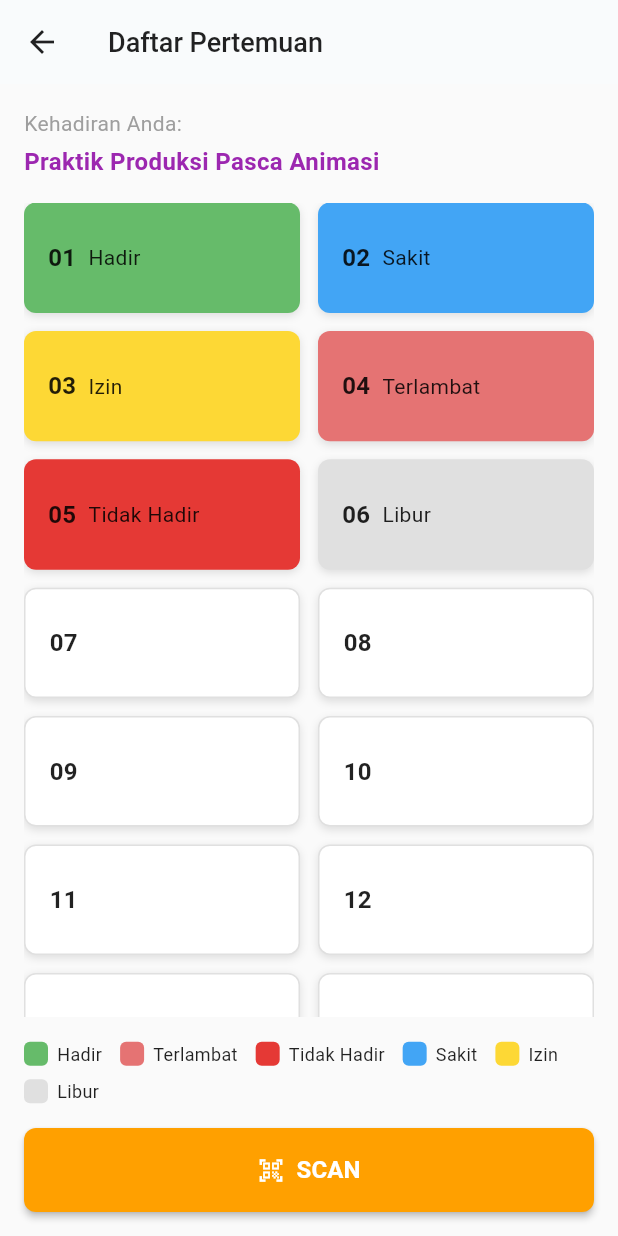
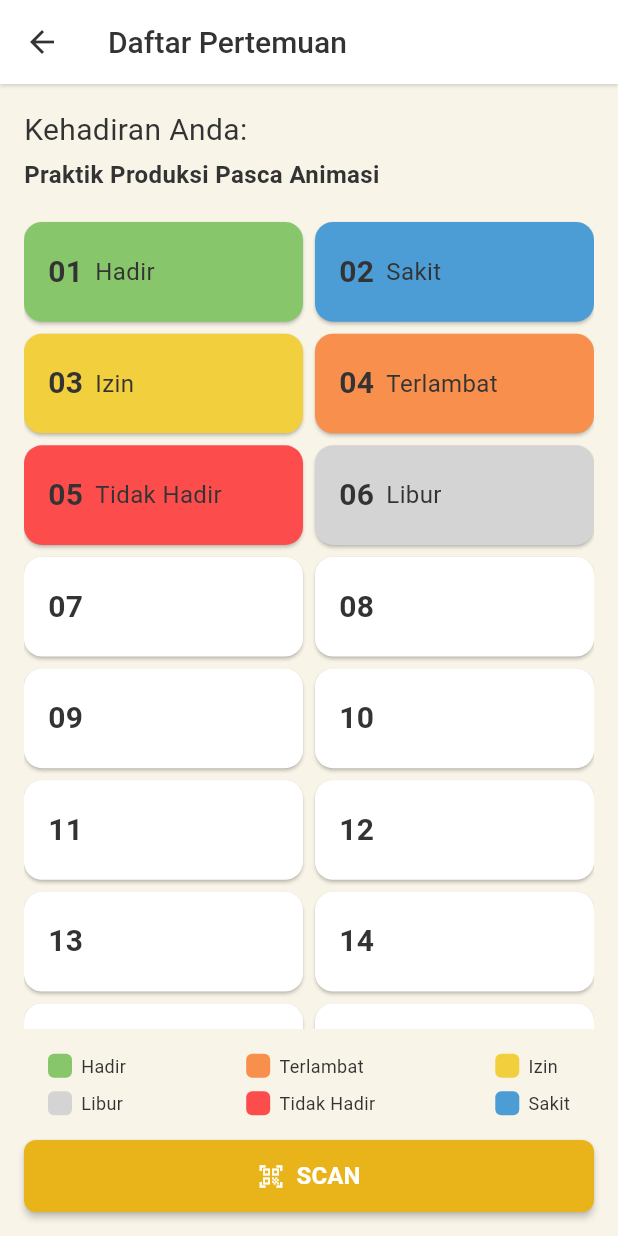
Before and after one commit to Gyzei/presensi-kita, a Flutter app: the DaftarPertemuanPage screen opened directly, on a phone screen of 412 x 824 dp. Run offline on Flutter 3.47's test engine with Material 3 defaults, Android fonts, the light colour scheme and no system bars; our stand-ins replace shared_preferences; accounts and stored records are empty; Roboto replaces fonts that are missing (Monstserrat).

Commit message:
Update DaftarPertemuanPage

```diff
--- a/lib/views/pages/daftar_pertemuan_page.dart
+++ b/lib/views/pages/daftar_pertemuan_page.dart
@@ -1,180 +1,240 @@
 import 'package:flutter/material.dart';
+import 'package:presensi_kita/data/constants.dart';
+import 'package:presensi_kita/data/notifiers.dart';
 
 class DaftarPertemuanPage extends StatelessWidget {
   const DaftarPertemuanPage({super.key});
 
-  // Fungsi untuk mendapatkan warna berdasarkan status
   Color _getStatusColor(String status) {
     switch (status) {
       case 'Hadir':
-        return Colors.green[400]!;
+        return isDarkModeNotifier.value == true
+            ? KColors.darkGreen
+            : KColors.lightGreen;
       case 'Sakit':
-        return Colors.blue[400]!;
+        return isDarkModeNotifier.value == true
+            ? KColors.darkBlue
+            : KColors.lightBlue;
       case 'Izin':
-        return Colors.yellow[600]!;
+        return isDarkModeNotifier.value == true
+            ? KColors.darkYellow
+            : KColors.lightYellow;
       case 'Terlambat':
-        return Colors.red[300]!;
+        return isDarkModeNotifier.value == true
+            ? KColors.darkOrange
+            : KColors.lightOrange;
       case 'Tidak Hadir':
-        return Colors.red[600]!;
+        return isDarkModeNotifier.value == true
+            ? KColors.darkRed
+            : KColors.lightRed;
       case 'Libur':
-        return Colors.grey[300]!;
+        return isDarkModeNotifier.value == true
+            ? KColors.darkGrey
+            : KColors.lightGrey;
       default:
-        return Colors.white;
+        return isDarkModeNotifier.value == true
+            ? KColors.darkNavigation
+            : KColors.lightNavigation;
     }
   }
 
   @override
   Widget build(BuildContext context) {
-    // Data hanya berisi status, nomor digenerate otomatis dari 01-16
-    final statusList = [
+    final List<String> statusList = [
       'Hadir',
       'Sakit',
       'Izin',
       'Terlambat',
       'Tidak Hadir',
       'Libur',
-      '',
-      '',
-      '',
-      '',
-      '',
-      '',
-      '',
-      '',
-      '',
-      '',
     ];
 
     return Scaffold(
-      backgroundColor: Colors.grey[50],
+      backgroundColor: isDarkModeNotifier.value == true
+          ? KColors.darkBackground
+          : KColors.lightBackground,
       appBar: AppBar(
-        backgroundColor: Colors.white,
-        elevation: 0.5,
+        elevation: 1,
+        surfaceTintColor: isDarkModeNotifier.value == true
+            ? KColors.darkNavigation
+            : KColors.lightNavigation,
+        backgroundColor: isDarkModeNotifier.value == true
+            ? KColors.darkNavigation
+            : KColors.lightNavigation,
+        shadowColor: KColors.shadow,
         leading: IconButton(
-          icon: const Icon(Icons.arrow_back, color: Colors.black87),
-          onPressed: () => Navigator.pop(context),
+          icon: Icon(
+            Icons.arrow_back,
+            color: isDarkModeNotifier.value == true
+                ? KColors.darkText
+                : KColors.lightText,
           ),
-        title: const Text(
+          onPressed: () {
+            Navigator.pop(context);
+          },
+        ),
+        title: Text(
           'Daftar Pertemuan',
-          style: TextStyle(
-            color: Colors.black87,
-            fontSize: 18,
-            fontWeight: FontWeight.w500,
-          ),
+          style: isDarkModeNotifier.value == true
+              ? KTextStyle.dark20w500
+              : KTextStyle.light20w500,
         ),
       ),
       body: SafeArea(
         child: Padding(
-          padding: const EdgeInsets.all(16.0),
+          padding: EdgeInsets.all(16.0),
           child: Column(
             crossAxisAlignment: CrossAxisAlignment.start,
             children: [
               // Title Section
-              const Text(
+              Text(
                 'Kehadiran Anda:',
-                style: TextStyle(color: Colors.grey, fontSize: 14),
+                style: isDarkModeNotifier.value == true
+                    ? KTextStyle.dark20w400
+                    : KTextStyle.light20w400,
               ),
-              const SizedBox(height: 4),
-              const Text(
+              SizedBox(height: 4),
+              Text(
                 'Praktik Produksi Pasca Animasi',
-                style: TextStyle(
-                  color: Colors.purple,
-                  fontSize: 16,
-                  fontWeight: FontWeight.w600,
+                style: isDarkModeNotifier.value == true
+                    ? KTextStyle.dark16w700
+                    : KTextStyle.light16w700,
               ),
-              ),
-              const SizedBox(height: 16),
+              SizedBox(height: 16),
 
-              // Attendance Grid
               Expanded(
                 child: GridView.builder(
-                  gridDelegate: const SliverGridDelegateWithFixedCrossAxisCount(
+                  clipBehavior: Clip.antiAlias,
+                  padding: EdgeInsets.symmetric(vertical: 4),
+                  gridDelegate: SliverGridDelegateWithFixedCrossAxisCount(
                     crossAxisCount: 2,
-                    childAspectRatio: 2.5,
-                    crossAxisSpacing: 12,
-                    mainAxisSpacing: 12,
+                    childAspectRatio: 2.8,
+                    crossAxisSpacing: 8,
+                    mainAxisSpacing: 8,
                   ),
                   itemCount: 16,
                   itemBuilder: (context, index) {
-                    final status = statusList[index];
+                    final status = index >= statusList.length
+                        ? ''
+                        : statusList[index];
                     final statusColor = _getStatusColor(status);
                     final number = (index + 1).toString().padLeft(2, '0');
 
-                    return Container(
-                      decoration: BoxDecoration(
+                    return Card(
+                      margin: EdgeInsets.all(0),
                       color: statusColor,
-                        borderRadius: BorderRadius.circular(8),
-                        border: status.isEmpty
-                            ? Border.all(color: Colors.grey[300]!)
-                            : null,
-                        boxShadow: [
-                          BoxShadow(
-                            color: const Color.fromARGB(29, 0, 0, 0),
-                            blurRadius: 4,
-                            offset: const Offset(0, 2),
+                      child: Padding(
+                        padding: EdgeInsets.symmetric(
+                          horizontal: 16.0,
+                          vertical: 12.0,
                         ),
-                        ],
-                      ),
-                      padding: const EdgeInsets.symmetric(
-                        horizontal: 16,
-                        vertical: 12,
-                      ),
+                        child: Column(
+                          mainAxisAlignment: MainAxisAlignment.center,
+                          children: [
+                            Expanded(
                               child: Row(
                                 children: [
                                   Text(
                                     number,
-                            style: const TextStyle(
-                              fontSize: 16,
-                              fontWeight: FontWeight.bold,
-                              color: Colors.black87,
-                            ),
+                                    style: isDarkModeNotifier.value == true
+                                        ? KTextStyle.dark20w700
+                                        : KTextStyle.light20w700,
                                   ),
                                   if (status.isNotEmpty) ...[
-                            const SizedBox(width: 8),
+                                    SizedBox(width: 8),
                                     Expanded(
                                       child: Text(
                                         status,
-                                style: const TextStyle(
-                                  fontSize: 14,
-                                  color: Colors.black87,
-                                ),
+                                        style: isDarkModeNotifier.value == true
+                                            ? KTextStyle.dark16w400
+                                            : KTextStyle.light16w400,
                                       ),
                                     ),
                                   ],
                                 ],
+                              ),
+                            ),
+                          ],
+                        ),
                       ),
                     );
                   },
                 ),
               ),
 
-              const SizedBox(height: 16),
+              SizedBox(height: 16),
 
               // Legend
-              Wrap(
-                spacing: 12,
-                runSpacing: 8,
+              Padding(
+                padding: const EdgeInsets.symmetric(horizontal: 16.0),
+                child: Row(
                   children: [
-                  _buildLegendItem('Hadir', Colors.green[400]!),
-                  _buildLegendItem('Terlambat', Colors.red[300]!),
-                  _buildLegendItem('Tidak Hadir', Colors.red[600]!),
-                  _buildLegendItem('Sakit', Colors.blue[400]!),
-                  _buildLegendItem('Izin', Colors.yellow[600]!),
-                  _buildLegendItem('Libur', Colors.grey[300]!),
+                    Expanded(
+                      child: Wrap(
+                        spacing: 18,
+                        runSpacing: 18,
+                        crossAxisAlignment: WrapCrossAlignment.center,
+                        alignment: WrapAlignment.spaceBetween,
+
+                        children: [
+                          Column(
+                            crossAxisAlignment: CrossAxisAlignment.start,
+                            children: [
+                              _buildLegendItem(
+                                'Hadir',
+                                _getStatusColor('Hadir'),
+                              ),
+                              SizedBox(height: 8),
+                              _buildLegendItem(
+                                'Libur',
+                                _getStatusColor('Libur'),
+                              ),
                             ],
                           ),
-              const SizedBox(height: 16),
+                          Column(
+                            crossAxisAlignment: CrossAxisAlignment.start,
+                            children: [
+                              _buildLegendItem(
+                                'Terlambat',
+                                _getStatusColor('Terlambat'),
+                              ),
+                              SizedBox(height: 8),
+                              _buildLegendItem(
+                                'Tidak Hadir',
+                                _getStatusColor('Tidak Hadir'),
+                              ),
+                            ],
+                          ),
+                          Column(
+                            crossAxisAlignment: CrossAxisAlignment.start,
+                            children: [
+                              _buildLegendItem('Izin', _getStatusColor('Izin')),
+                              SizedBox(height: 8),
+                              _buildLegendItem(
+                                'Sakit',
+                                _getStatusColor('Sakit'),
+                              ),
+                            ],
+                          ),
+                        ],
+                      ),
+                    ),
+                  ],
+                ),
+              ),
+              SizedBox(height: 16),
 
-              // Scan Button
               SizedBox(
                 width: double.infinity,
-                height: 56,
+                height: 48,
                 child: ElevatedButton(
                   onPressed: () {
                     // Handle scan action
                   },
                   style: ElevatedButton.styleFrom(
-                    backgroundColor: Colors.amber[700],
+                    backgroundColor: isDarkModeNotifier.value == true
+                        ? KColors.darkOrangeAccent
+                        : KColors.lightOrangeAccent,
                     shape: RoundedRectangleBorder(
                       borderRadius: BorderRadius.circular(8),
                     ),
@@ -182,7 +242,7 @@ class DaftarPertemuanPage extends StatelessWidget {
                   ),
                   child: Row(
                     mainAxisAlignment: MainAxisAlignment.center,
-                    children: const [
+                    children: [
                       Icon(Icons.qr_code_scanner, color: Colors.white),
                       SizedBox(width: 8),
                       Text(
@@ -216,10 +276,12 @@ class DaftarPertemuanPage extends StatelessWidget {
             borderRadius: BorderRadius.circular(4),
           ),
         ),
-        const SizedBox(width: 6),
+        SizedBox(width: 6),
         Text(
           label,
-          style: const TextStyle(fontSize: 12, color: Colors.black87),
+          style: isDarkModeNotifier.value == true
+              ? KTextStyle.dark12w400
+              : KTextStyle.light12w400,
         ),
       ],
     );
```
Lines whose indentation alone changed are shown as unchanged.
